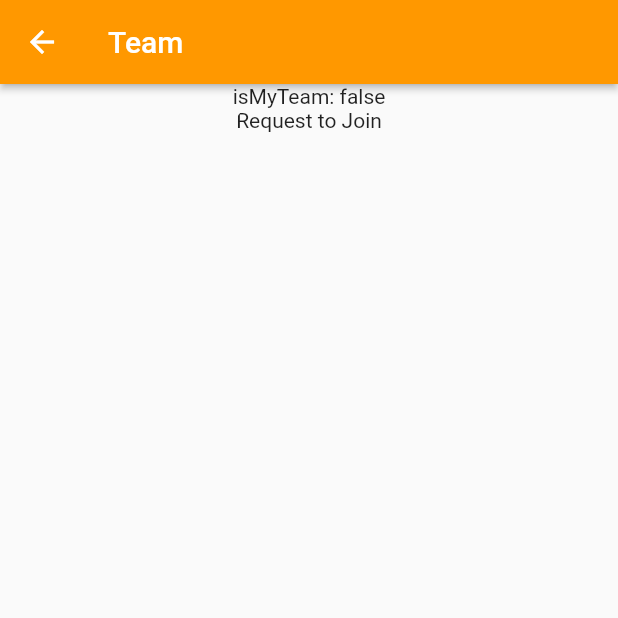
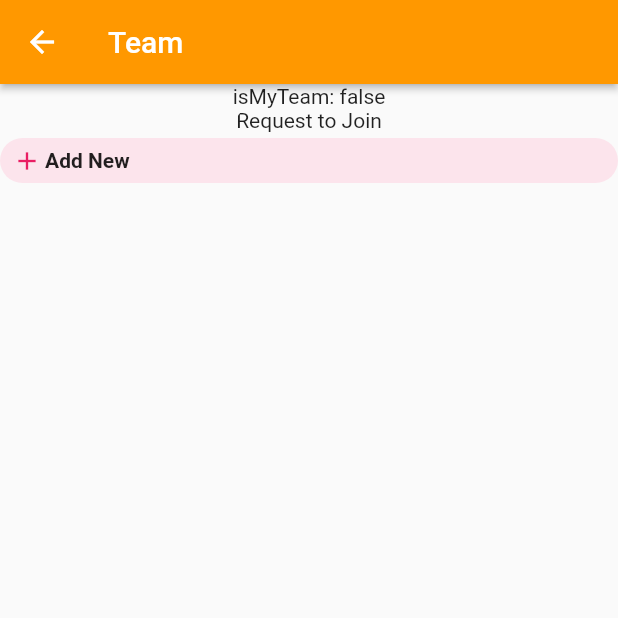
Before and after one commit to ArturoBarrios/AAASoccer, a Flutter app: the TeamView screen opened directly with empty values, after a tap on "Request to Join", on a phone screen of 412 x 824 dp, the top half of it. Run offline on Flutter 3.47's test engine with Material 2 defaults, Android fonts, the phone set to English and light mode, and no system bars; our stand-ins replace auto_size_text, bloc, equatable, flip_card, flutter_bloc, flutter_datetime_picker and 11 more; missing offline and left inert: amplify_api, amplify_auth_cognito, amplify_authenticator, amplify_core, amplify_datastore, amplify_flutter and 9 more; network calls fail; statements that could not run were skipped.

Commit message:
create chat and attach to event and team

```diff
--- a/lib/components/Mixins/event_mixin.dart
+++ b/lib/components/Mixins/event_mixin.dart
@@ -186,6 +186,13 @@ mixin EventMixin {
     }
   }
 
+  void loadTeamInfo(dynamic team){
+    print("loadTeamInfo");
+    this.team = team;
+    userObject = UserCommand().getAppModelUser();
+
+  }
+
   void loadEventInfo(dynamic event) {
     this.event = event;
     print("loadEventInfo");
@@ -219,19 +226,19 @@ mixin EventMixin {
     return roles;
   }
 
-  void createChat(BuildContext context){
+  void createChat(BuildContext context, bool attachToEvent, bool attachToTeam){
     print("createChat");
     print("selectedPlayers: "+playersSelectedList.toString());
     playersSelectedList.add(userObject);
     Navigator.push(context, MaterialPageRoute<void>(
       builder: (BuildContext context) {
-        return ChatCreate(eventObject: event, teamObject: null, players: playersSelectedList);
+        return ChatCreate(eventObject: attachToEvent ? event : null, teamObject: attachToTeam ? team : null, players: playersSelectedList);
       },
     ));
 
   }
 
-  GestureDetector getChatWidget(BuildContext context) {
+  GestureDetector getChatWidget(BuildContext context, bool attachToEvent, bool attachToTeam) {
     return GestureDetector(
         onTap: () async{
           print("Add New Chat Pressed");
@@ -258,7 +265,7 @@ mixin EventMixin {
             selectedPlayerIndexes = playerIndexes ?? selectedPlayerIndexes;
             print('selectedIndex:${selectedPlayerIndexes?.toString()}');
             playersSelected(selectedPlayerIndexes!);
-            createChat(context);
+            createChat(context, attachToEvent, attachToTeam);
 
 
 
--- a/lib/components/headers.dart
+++ b/lib/components/headers.dart
@@ -166,7 +166,7 @@ void goHome(BuildContext context) {
     return appBar;
   }
 
-  AppBar getChatDetailHeader(BuildContext context) {
+  AppBar getChatDetailHeader(BuildContext context, dynamic chatObject) {
     AppBar appBar = AppBar(
         elevation: 0,
         automaticallyImplyLeading: false,
@@ -199,9 +199,9 @@ void goHome(BuildContext context) {
                     crossAxisAlignment: CrossAxisAlignment.start,
                     mainAxisAlignment: MainAxisAlignment.center,
                     children: <Widget>[
-                      Text("Kriss Benwat",style: TextStyle( fontSize: 16 ,fontWeight: FontWeight.w600),),
+                      Text(chatObject['name'],style: TextStyle( fontSize: 16 ,fontWeight: FontWeight.w600),),
                       SizedBox(height: 6,),
-                      Text("Online",style: TextStyle(color: Colors.grey.shade600, fontSize: 13),),
+                      // Text("Online",style: TextStyle(color: Colors.grey.shade600, fontSize: 13),),
                     ],
                   ),
                 ),
--- a/lib/views/chats/chat/view.dart
+++ b/lib/views/chats/chat/view.dart
@@ -76,7 +76,7 @@ class _ChatViewState extends State<ChatView> {
     //     context.select<ChatPageModel, int>((value) => value.messagesLength);
     print("build() messages: $messages");
     return Scaffold(
-      appBar: Headers().getChatDetailHeader(context),
+      appBar: Headers().getChatDetailHeader(context, widget.chatObject),
       body: _isLoading
           ? Container(
               height: double.infinity,
--- a/lib/views/chats/view.dart
+++ b/lib/views/chats/view.dart
@@ -64,11 +64,13 @@ class _ChatsViewState extends State<ChatsView> {
             Headers().getChatHeader(context),
             SearchBar(),
             // Text("Chats: " + messagesLength.toString()),
+             Expanded(
+              child:
             ListView.builder(
               itemCount: chats.length,
               shrinkWrap: true,
               padding: EdgeInsets.only(top: 16),
-              physics: NeverScrollableScrollPhysics(),
+              physics: ScrollPhysics(),
 
               itemBuilder: (context, index) {
                  dynamic messages = chats[index]['messages']['data'];
@@ -83,7 +85,7 @@ class _ChatsViewState extends State<ChatsView> {
                   isMessageRead: (index == 0 || index == 3) ? true : false,
                 );
               },
-            ),
+            )),
 
           ])),
       bottomNavigationBar: const Footers().getChatBottomNav(context),
--- a/lib/views/game/view.dart
+++ b/lib/views/game/view.dart
@@ -94,7 +94,7 @@ class _PickupViewState extends State<PickupView> {
   }
 
   GestureDetector getChatWidget() {
-    return widget.getChatWidget(context);
+    return widget.getChatWidget(context, true, false);
   }
 
 
--- a/lib/views/team/view.dart
+++ b/lib/views/team/view.dart
@@ -96,6 +96,16 @@ class _TeamViewState extends State<TeamView> {
     // }
 
 
+  }
+
+   GestureDetector getChatWidget() {
+    return widget.getChatWidget(context, false, true);
+  }
+
+  @override
+  void initState() {
+    super.initState();
+    widget.loadTeamInfo(widget.teamObject);
   }
 
   @override
@@ -202,6 +212,8 @@ class _TeamViewState extends State<TeamView> {
                     ),
 
                     )),
+
+                    getChatWidget()
       ])),
     );
   }
```
Also changed, not shown: lib/commands/chat_command.dart (+9 -5 lines), lib/commands/team_command.dart (+7 -4 lines), lib/graphql/fragments/chat_fragments.dart (+8 -0 lines), lib/graphql/fragments/user_fragments.dart (+1 -6 lines), lib/views/chats/create.dart (+17 -0 lines), lib/views/team/create/create.dart (+26 -4 lines).
